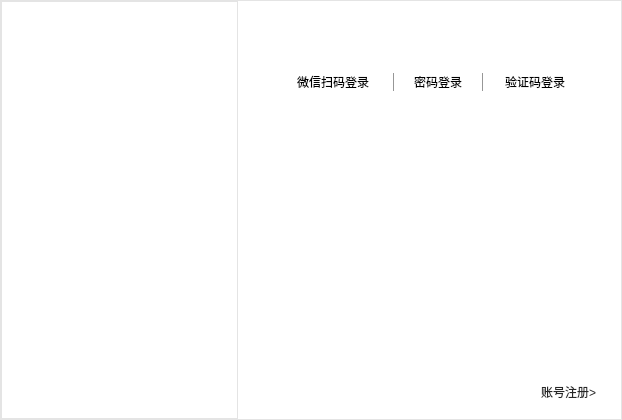
woshiheziwei12/ningmengyunWorkTool, file QtWidgetsApplication1/QtWidgetsApplication1/startupwindow.ui: the form before one commit.
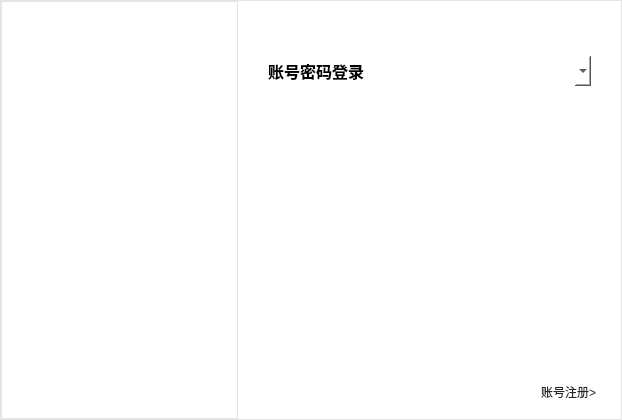
The form after the commit. Icons and pictures are not drawn.

The edit to the form file:
```diff
--- a/QtWidgetsApplication1/QtWidgetsApplication1/startupwindow.ui
+++ b/QtWidgetsApplication1/QtWidgetsApplication1/startupwindow.ui
@@ -655,162 +655,20 @@
         </item>
         <item>
          <layout class="QHBoxLayout" name="layouLoginMenu">
-          <property name="spacing">
-           <number>12</number>
-          </property>
-          <property name="topMargin">
-           <number>30</number>
-          </property>
-          <item>
-           <spacer name="horizontalSpacer_2">
-            <property name="orientation">
-             <enum>Qt::Horizontal</enum>
-            </property>
-            <property name="sizeHint" stdset="0">
-             <size>
-              <width>40</width>
-              <height>20</height>
-             </size>
-            </property>
-           </spacer>
-          </item>
-          <item>
-           <widget class="QPushButton" name="btnMicroMsgMode">
-            <property name="minimumSize">
-             <size>
-              <width>96</width>
-              <height>22</height>
-             </size>
-            </property>
-            <property name="maximumSize">
-             <size>
-              <width>96</width>
-              <height>22</height>
-             </size>
-            </property>
-            <property name="text">
-             <string>&#24494;&#20449;&#25195;&#30721;&#30331;&#24405;</string>
-            </property>
-            <property name="checkable">
-             <bool>true</bool>
-            </property>
-            <property name="checked">
-             <bool>true</bool>
-            </property>
-            <property name="autoDefault">
-             <bool>false</bool>
-            </property>
-           </widget>
-          </item>
-          <item>
-           <widget class="Line" name="line_2">
-            <property name="minimumSize">
-             <size>
-              <width>1</width>
-              <height>18</height>
-             </size>
-            </property>
-            <property name="maximumSize">
-             <size>
-              <width>1</width>
-              <height>18</height>
-             </size>
-            </property>
-            <property name="styleSheet">
-             <string notr="true">background:rgba(208,208,208,1);
-border:1px solid rgba(151,151,151,1);</string>
-            </property>
-            <property name="orientation">
-             <enum>Qt::Vertical</enum>
-            </property>
-           </widget>
-          </item>
-          <item>
-           <widget class="QPushButton" name="btnPwdMode">
-            <property name="minimumSize">
-             <size>
-              <width>64</width>
-              <height>22</height>
-             </size>
-            </property>
-            <property name="maximumSize">
-             <size>
-              <width>64</width>
-              <height>22</height>
-             </size>
-            </property>
-            <property name="text">
-             <string>&#23494;&#30721;&#30331;&#24405;</string>
-            </property>
-            <property name="checkable">
-             <bool>true</bool>
-            </property>
-            <property name="autoDefault">
-             <bool>false</bool>
-            </property>
-           </widget>
-          </item>
-          <item>
-           <widget class="Line" name="line">
-            <property name="minimumSize">
-             <size>
-              <width>1</width>
-              <height>18</height>
-             </size>
-            </property>
-            <property name="maximumSize">
-             <size>
-              <width>1</width>
-              <height>18</height>
-             </size>
-            </property>
-            <property name="styleSheet">
-             <string notr="true">background:rgba(208,208,208,1);
-border:1px solid rgba(151,151,151,1);</string>
-            </property>
-            <property name="orientation">
-             <enum>Qt::Vertical</enum>
-            </property>
-           </widget>
-          </item>
-          <item>
-           <widget class="QPushButton" name="btnSmsMode">
-            <property name="minimumSize">
-             <size>
-              <width>80</width>
-              <height>22</height>
-             </size>
-            </property>
-            <property name="maximumSize">
-             <size>
-              <width>80</width>
-              <height>22</height>
-             </size>
-            </property>
-            <property name="text">
-             <string>&#39564;&#35777;&#30721;&#30331;&#24405;</string>
-            </property>
-            <property name="checkable">
-             <bool>true</bool>
-            </property>
-            <property name="autoDefault">
-             <bool>false</bool>
-            </property>
-           </widget>
-          </item>
-          <item>
-           <spacer name="horizontalSpacer_3">
-            <property name="orientation">
-             <enum>Qt::Horizontal</enum>
-            </property>
-            <property name="sizeHint" stdset="0">
-             <size>
-              <width>40</width>
-              <height>20</height>
-             </size>
-            </property>
-           </spacer>
-          </item>
+          <property name="spacing"><number>12</number></property>
+          <property name="leftMargin"><number>30</number></property>
+          <property name="topMargin"><number>15</number></property>
+          <property name="rightMargin"><number>30</number></property>
+          <item><widget class="QLabel" name="labelPasswordLogin">
+           <property name="text"><string>账号密码登录</string></property>
+           <property name="styleSheet"><string>font-size:16px; font-weight:600;</string></property>
+          </widget></item>
+          <item><spacer name="loginEnvironmentSpacer"><property name="orientation"><enum>Qt::Horizontal</enum></property><property name="sizeHint"><size><width>10</width><height>10</height></size></property></spacer></item>
+          <item><widget class="QComboBox" name="loginEnvironment">
+           <property name="minimumSize"><size><width>120</width><height>30</height></size></property>
+           <property name="accessibleName"><string>登录环境</string></property>
+           <property name="toolTip"><string>选择正式环境或测试环境</string></property>
+          </widget></item>
          </layout>
         </item>
         <item>
```
Left out of the diff: 4 changed lines with no effect on the pictures.
